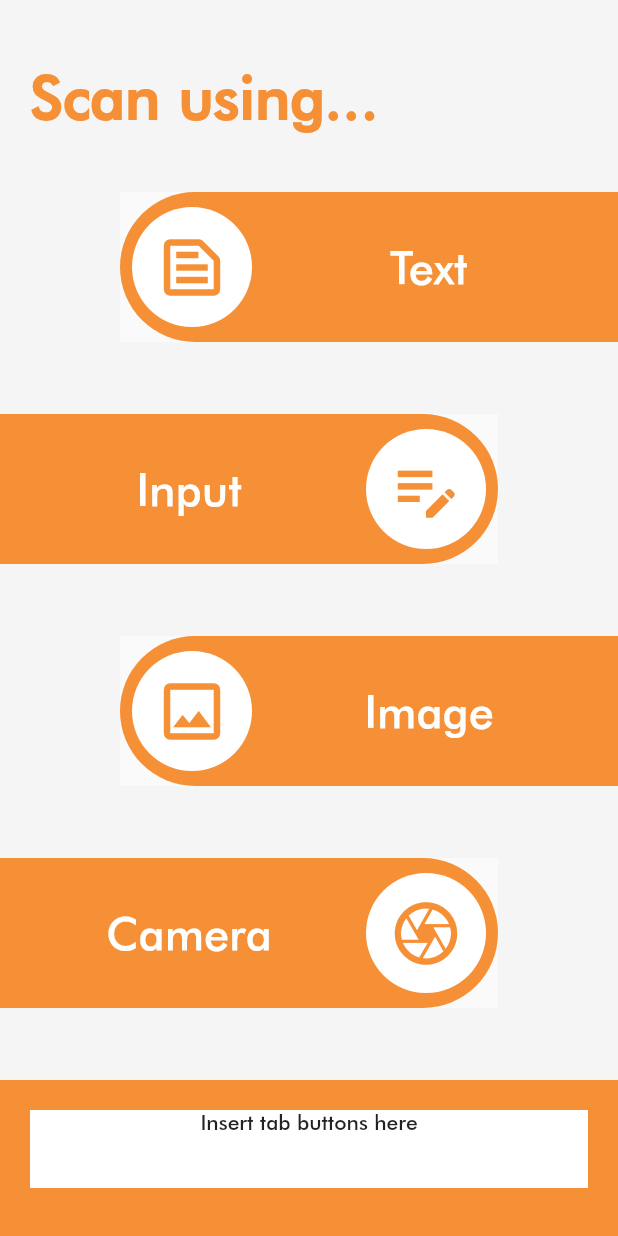
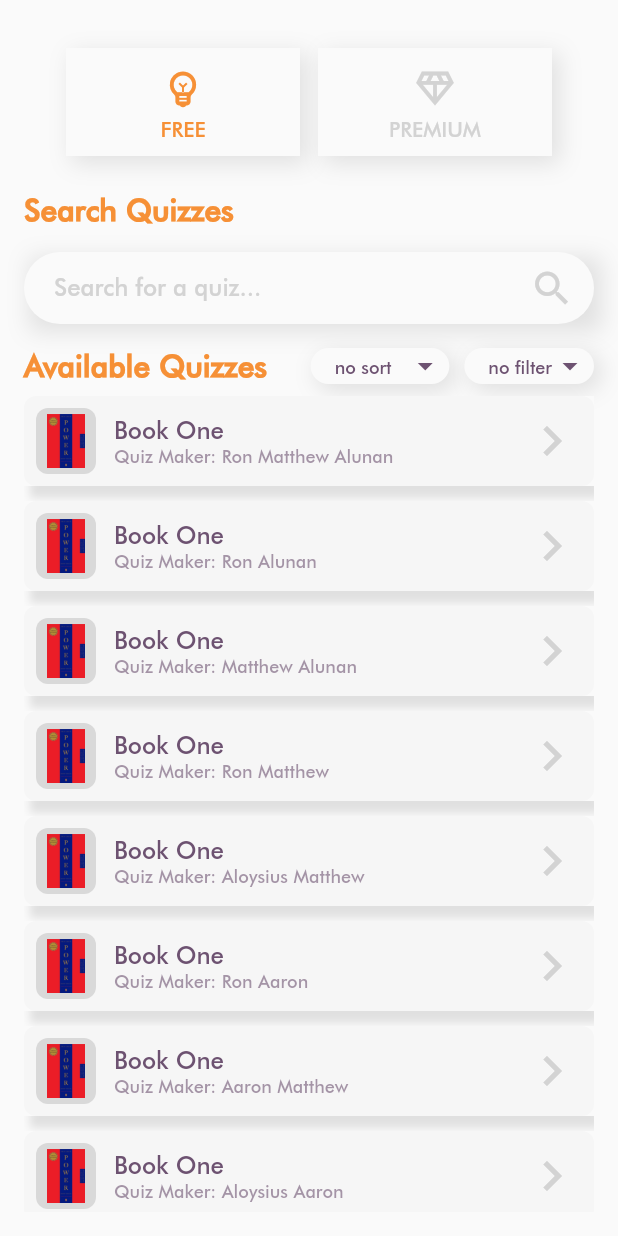
Before and after one commit to wonn0/quizpix, a Flutter app: the screen it shows after launch, on a phone screen of 412 x 824 dp. Run offline on Flutter 3.47's test engine with Material 2 defaults, Android fonts, the phone set to English and light mode, and no system bars.

Commit message:
implemented home tab

```diff
--- a/lib/main.dart
+++ b/lib/main.dart
@@ -1,5 +1,6 @@
 import 'package:flutter/material.dart';
 import 'package:quizpix/samples/questions.dart';
+import 'package:quizpix/screens/home_tab.dart';
 import 'package:quizpix/screens/login.dart';
 import 'package:quizpix/screens/registration.dart';
 import 'package:quizpix/screens/scan_tab.dart';
@@ -49,6 +50,7 @@ class MyApp extends StatelessWidget {
             fontWeight: FontWeight.w700,
           ),
           headline2: TextStyle(fontSize: 30.0),
+          headline3: TextStyle(fontSize: 20.0),
           bodyText1: TextStyle(fontSize: 16.0),
           subtitle1: TextStyle(fontSize: 12.0),
         ),
@@ -73,7 +75,7 @@ class MyApp extends StatelessWidget {
       ),
       // home: const MyHomePage(title: 'Flutter Demo Home Page'),
       // home: const LoginScreen(),
-      home: const ScanTab(),
+      home: const HomeTab(),
     );
   }
 }
--- /dev/null
+++ b/lib/models/item.dart
@@ -0,0 +1,6 @@
+class Item {
+  final String author;
+  final String title;
+
+  const Item(this.author, this.title);
+}
--- /dev/null
+++ b/lib/samples/items.dart
@@ -0,0 +1,49 @@
+import 'package:quizpix/models/item.dart';
+
+
+List<Item> items = [
+  const Item(
+    'Ron Matthew Alunan',
+    'Book One'
+  ),
+  const Item(
+    'Ron Alunan',
+    'Book One'
+  ),
+  const Item(
+    'Matthew Alunan',
+    'Book One'
+  ),
+  const Item(
+    'Ron Matthew',
+    'Book One'
+  ),
+  const Item(
+    'Aloysius Matthew',
+    'Book One'
+  ),
+  const Item(
+    'Ron Aaron',
+    'Book One'
+  ),
+  const Item(
+    'Aaron Matthew',
+    'Book One'
+  ),
+  const Item(
+    'Aloysius Aaron',
+    'Book One'
+  ),
+  const Item(
+    'Ron Matthew Alunan',
+    'Book One'
+  ),
+  const Item(
+    'Ron Matthew Alunan',
+    'Book One'
+  ),
+  const Item(
+    'Ron Matthew Alunan',
+    'Book One'
+  ),
+];
--- /dev/null
+++ b/lib/screens/home_tab.dart
@@ -0,0 +1,95 @@
+import 'package:flutter/material.dart';
+//widgets
+import 'package:quizpix/widgets/home_button.dart';
+import 'package:quizpix/widgets/q_dropdown_button.dart';
+import 'package:quizpix/widgets/quiz_item.dart';
+import 'package:quizpix/widgets/search_bar.dart';
+//samples
+import 'package:quizpix/samples/items.dart';
+
+class HomeTab extends StatefulWidget {
+  const HomeTab({super.key});
+
+  @override
+  State<HomeTab> createState() => _HomeTabState();
+}
+
+class _HomeTabState extends State<HomeTab> {
+  @override
+  Widget build(BuildContext context) {
+    return Scaffold(
+      body: SafeArea(
+        child: Container(
+          width: double.infinity,
+          padding: const EdgeInsets.all(16.0),
+          child: Expanded(
+            child: Column(
+              crossAxisAlignment: CrossAxisAlignment.start,
+              children: [
+                Padding(
+                  padding: const EdgeInsets.all(16.0),
+                  child: Row(
+                    mainAxisAlignment: MainAxisAlignment.spaceEvenly,
+                    children: [
+                      HomeButton(isFree: true, isActive: true, onPress: () {}),
+                      HomeButton(isFree: false, isActive: false, onPress: () {}),
+                    ],
+                  ),
+                ),
+                Padding(
+                  padding: const EdgeInsets.symmetric(vertical: 8.0),
+                  child: Text(
+                    style: Theme.of(context).textTheme.headline3!.merge(TextStyle(
+                      fontWeight: FontWeight.w700,
+                      color: Theme.of(context).colorScheme.primary,
+                    )),
+                    'Search Quizzes'
+                  ),
+                ),
+                Container(
+                  padding: const EdgeInsets.symmetric(vertical: 8.0),
+                  child: const SearchBar(),
+                ),
+                Padding(
+                  padding: const EdgeInsets.symmetric(vertical: 8.0),
+                  child: Row(
+                    children: [
+                      Expanded(
+                        flex: 1,
+                        child: Text(
+                            style: Theme.of(context).textTheme.headline3!.merge(TextStyle(
+                            fontWeight: FontWeight.w700,
+                            color: Theme.of(context).colorScheme.primary,
+                          )),
+                          'Available Quizzes'
+                        ),
+                      ),
+                      const QDropdownButton(isSort: true),
+                      const SizedBox(width: 10.0),
+                      const QDropdownButton(isSort: false)
+                    ],
+                  ),
+                ),
+                const SizedBox(width: 12.0),
+                Expanded(
+                  child: ListView.separated(
+                    shrinkWrap: true,
+                    itemCount: items.length,
+                    itemBuilder: (context, index) {
+                      return QuizItem(
+                        author: items[index].author,
+                        title: items[index].title,
+                        onPress: () {},
+                      );
+                    },
+                    separatorBuilder: (context, index) => const SizedBox(height: 10.0),
+                  )
+                ),
+              ],
+            )
+          )
+        ),
+      ),
+    );
+  }
+}
```
